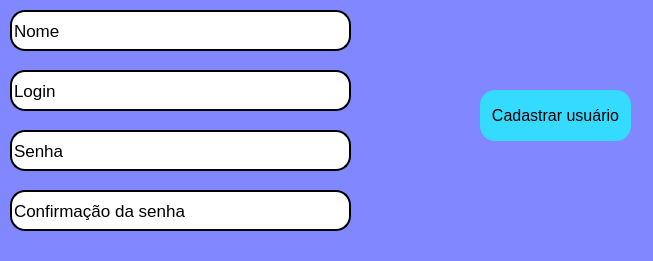
Old version of the form tela_cadastro.ui in the repository VBSX/Groove-PyCryptoBot.
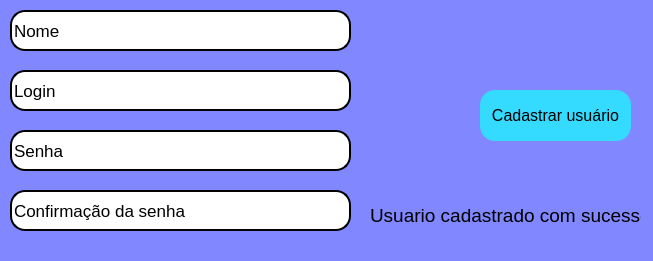
New version of the form.

Commit message: Melhorias na interface grafica

What changed in the file:
```diff
--- a/tela_cadastro.ui
+++ b/tela_cadastro.ui
@@ -190,14 +190,15 @@
     </property>
     <property name="font">
      <font>
-      <pointsize>11</pointsize>
+      <pointsize>14</pointsize>
      </font>
     </property>
     <property name="styleSheet">
-     <string notr="true">color: rgb(255, 0, 0);</string>
+     <string notr="true">color: rgb(0, 0, 0);
+</string>
     </property>
     <property name="text">
-     <string/>
+     <string>Usuario cadastrado com sucesso</string>
     </property>
    </widget>
   </widget>
```
The commit also changes 4 other files.
